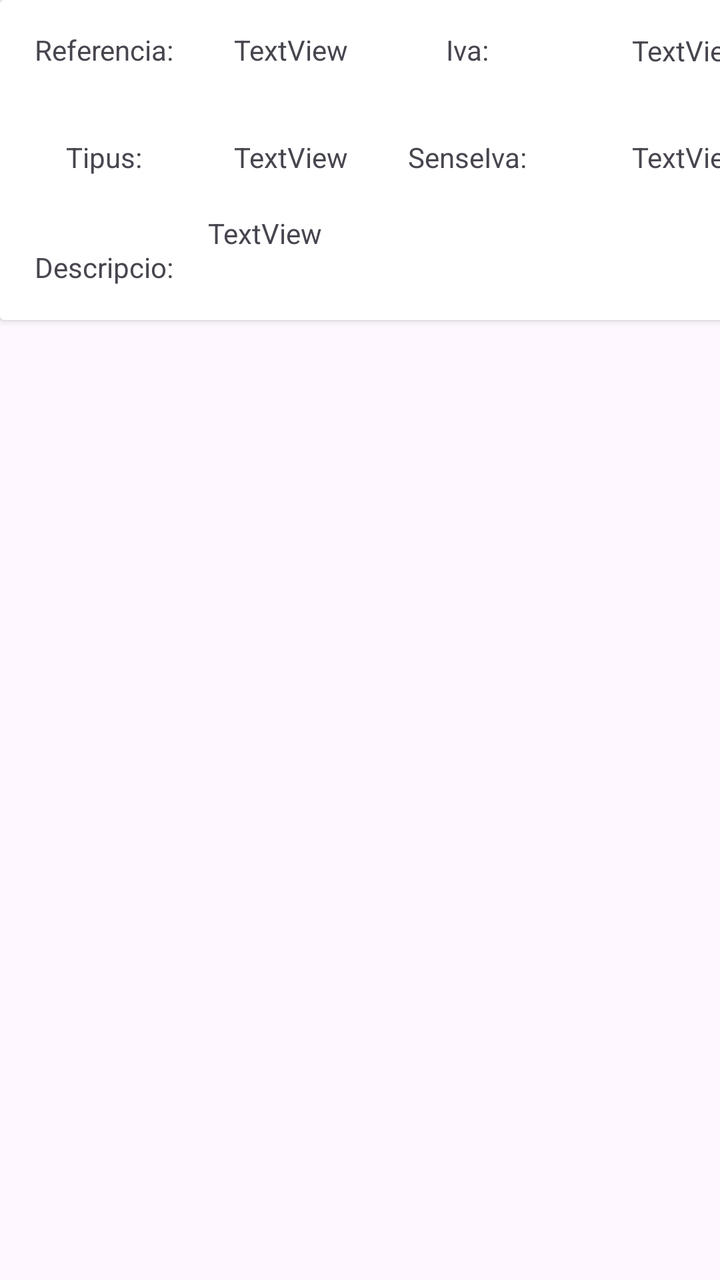
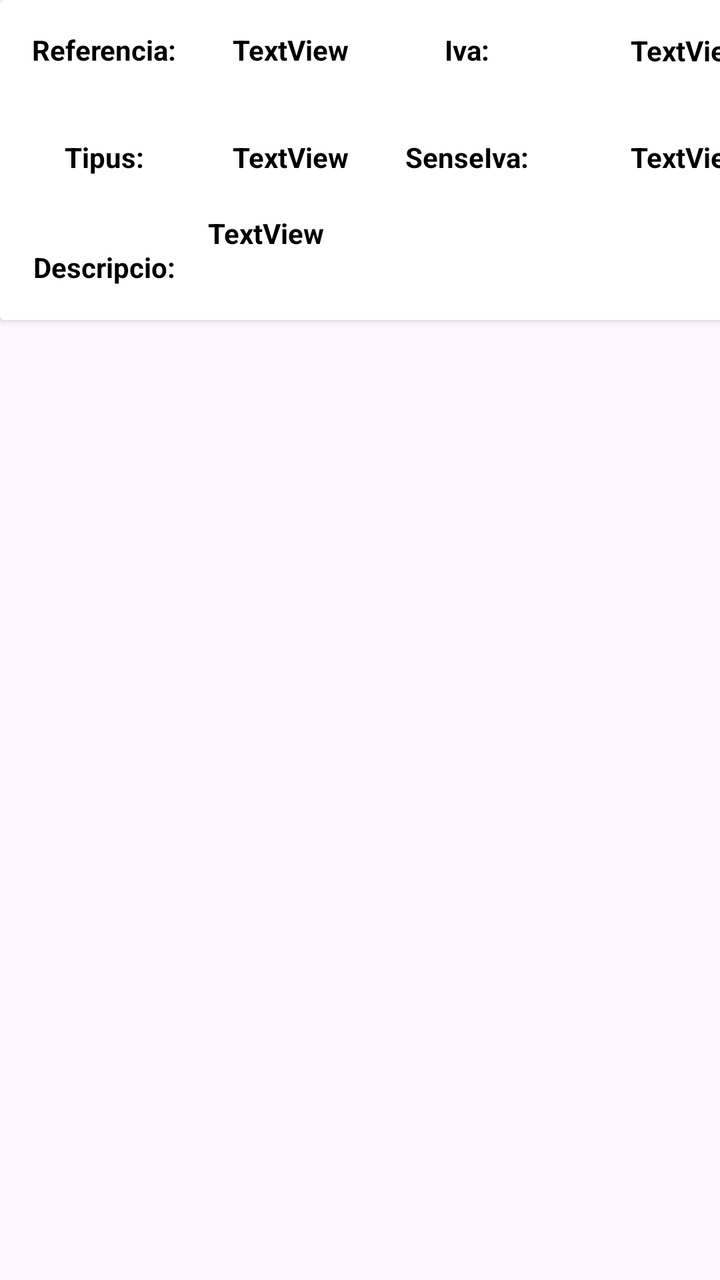

Compare the two renders of this Android layout. The source of the first and the diff that turns it into the second are given below.
<!-- AndroidManifest.xml: application theme Theme.Pizzas2025 -->
<!-- res/layout/lista_row.xml -->
<?xml version="1.0" encoding="utf-8"?>
<LinearLayout xmlns:android="http://schemas.android.com/apk/res/android"
    xmlns:app="http://schemas.android.com/apk/res-auto"
    xmlns:tools="http://schemas.android.com/tools"
    android:layout_width="match_parent"
    android:layout_height="wrap_content">

    <androidx.cardview.widget.CardView
        android:id="@+id/card"
        android:layout_width="409dp"
        android:layout_height="160dp">

        <androidx.constraintlayout.widget.ConstraintLayout
            android:layout_width="match_parent"
            android:layout_height="wrap_content">

            <TextView
                android:id="@+id/Descripcio"
                android:layout_width="0dp"
                android:layout_height="0dp"
                android:text="TextView"
                app:layout_constraintBottom_toBottomOf="parent"
                app:layout_constraintEnd_toStartOf="@+id/guideline5"
                app:layout_constraintHorizontal_bias="0.0"
                app:layout_constraintStart_toEndOf="@+id/tvRef"
                app:layout_constraintTop_toTopOf="@+id/guideline4"
                app:layout_constraintVertical_bias="1.0" />

            <TextView
                android:id="@+id/Tipus"
                android:layout_width="0dp"
                android:layout_height="0dp"
                android:gravity="center"
                android:text="TextView"
                app:layout_constraintBottom_toTopOf="@+id/guideline4"
                app:layout_constraintEnd_toStartOf="@+id/guideline2"
                app:layout_constraintHorizontal_bias="0.0"
                app:layout_constraintStart_toEndOf="@+id/tvRef"
                app:layout_constraintTop_toTopOf="@+id/guideline3"
                app:layout_constraintVertical_bias="1.0" />

            <TextView
                android:id="@+id/tvRef"
                android:layout_width="0dp"
                android:layout_height="0dp"
                android:gravity="center"
                android:text="@string/Nom"
                app:layout_constraintBottom_toTopOf="@+id/guideline3"
                app:layout_constraintEnd_toStartOf="@+id/guideline"
                app:layout_constraintStart_toStartOf="parent"
                app:layout_constraintTop_toTopOf="parent" />

            <TextView
                android:id="@+id/tvTipus"
                android:layout_width="0dp"
                android:layout_height="0dp"
                android:gravity="center"
                android:text="@string/Tipus"
                app:layout_constraintBottom_toTopOf="@+id/guideline4"
                app:layout_constraintEnd_toStartOf="@+id/guideline"
                app:layout_constraintStart_toStartOf="parent"
                app:layout_constraintTop_toTopOf="@+id/guideline3" />

            <TextView
                android:id="@+id/tvDescripcio"
                android:layout_width="0dp"
                android:layout_height="0dp"
                android:gravity="center"
                android:text="@string/Descripcio"
                app:layout_constraintBottom_toBottomOf="parent"
                app:layout_constraintEnd_toStartOf="@+id/guideline"
                app:layout_constraintStart_toStartOf="parent"
                app:layout_constraintTop_toTopOf="@+id/guideline4" />

            <ImageView
                android:id="@+id/Eliminar"
                android:layout_width="66dp"
                android:layout_height="56dp"
                app:layout_constraintBottom_toBottomOf="parent"
                app:layout_constraintEnd_toEndOf="parent"
                app:layout_constraintTop_toTopOf="@+id/guideline4"
                app:layout_constraintVertical_bias="0.0"
                app:srcCompat="@android:drawable/ic_menu_delete" />

            <androidx.constraintlayout.widget.Guideline
                android:id="@+id/guideline"
                android:layout_width="wrap_content"
                android:layout_height="wrap_content"
                android:orientation="vertical"
                app:layout_constraintGuide_begin="104dp" />

            <androidx.constraintlayout.widget.Guideline
                android:id="@+id/guideline2"
                android:layout_width="wrap_content"
                android:layout_height="wrap_content"
                android:orientation="vertical"
                app:layout_constraintGuide_begin="187dp" />

            <androidx.constraintlayout.widget.Guideline
                android:id="@+id/guideline5"
                android:layout_width="wrap_content"
                android:layout_height="wrap_content"
                android:orientation="vertical"
                app:layout_constraintGuide_begin="280dp" />

            <androidx.constraintlayout.widget.Guideline
                android:id="@+id/guideline3"
                android:layout_width="wrap_content"
                android:layout_height="wrap_content"
                android:orientation="horizontal"
                app:layout_constraintGuide_begin="50dp" />

            <androidx.constraintlayout.widget.Guideline
                android:id="@+id/guideline4"
                android:layout_width="wrap_content"
                android:layout_height="wrap_content"
                android:orientation="horizontal"
                app:layout_constraintGuide_begin="107dp" />

            <TextView
                android:id="@+id/tvSenseIva"
                android:layout_width="0dp"
                android:layout_height="0dp"
                android:gravity="center"
                android:text="@string/senseiva"
                app:layout_constraintBottom_toTopOf="@+id/guideline4"
                app:layout_constraintEnd_toStartOf="@+id/guideline5"
                app:layout_constraintHorizontal_bias="0.0"
                app:layout_constraintStart_toStartOf="@+id/guideline2"
                app:layout_constraintTop_toTopOf="@+id/guideline3"
                app:layout_constraintVertical_bias="1.0" />

            <TextView
                android:id="@+id/Referencia"
                android:layout_width="0dp"
                android:layout_height="0dp"
                android:gravity="center"
                android:text="TextView"
                app:layout_constraintBottom_toTopOf="@+id/guideline3"
                app:layout_constraintEnd_toStartOf="@+id/guideline2"
                app:layout_constraintHorizontal_bias="0.0"
                app:layout_constraintStart_toEndOf="@+id/tvRef"
                app:layout_constraintTop_toTopOf="parent"
                app:layout_constraintVertical_bias="1.0" />

            <TextView
                android:id="@+id/tvIva"
                android:layout_width="0dp"
                android:layout_height="0dp"
                android:gravity="center"
                android:text="@string/iva"
                app:layout_constraintBottom_toTopOf="@+id/guideline3"
                app:layout_constraintEnd_toStartOf="@+id/guideline5"
                app:layout_constraintHorizontal_bias="0.0"
                app:layout_constraintStart_toStartOf="@+id/guideline2"
                app:layout_constraintTop_toTopOf="parent"
                app:layout_constraintVertical_bias="1.0" />

            <TextView
                android:id="@+id/iva"
                android:layout_width="wrap_content"
                android:layout_height="wrap_content"
                android:text="TextView"
                app:layout_constraintBottom_toTopOf="@+id/guideline3"
                app:layout_constraintEnd_toEndOf="parent"
                app:layout_constraintStart_toStartOf="@+id/guideline5"
                app:layout_constraintTop_toTopOf="parent" />

            <TextView
                android:id="@+id/sesnseiva"
                android:layout_width="wrap_content"
                android:layout_height="wrap_content"
                android:text="TextView"
                app:layout_constraintBottom_toTopOf="@+id/guideline4"
                app:layout_constraintEnd_toEndOf="parent"
                app:layout_constraintStart_toStartOf="@+id/guideline5"
                app:layout_constraintTop_toTopOf="@+id/guideline3" />
        </androidx.constraintlayout.widget.ConstraintLayout>
    </androidx.cardview.widget.CardView>
</LinearLayout>
<!-- resources referenced by this layout -->
<resources>
  <string name="Descripcio">Descripcio:</string>
  <string name="Nom">Referencia:</string>
  <string name="Tipus">Tipus:</string>
  <string name="iva">Iva:</string>
  <string name="senseiva">SenseIva:</string>
  <style name="Theme.Pizzas2025" parent="Base.Theme.Pizzas2025" />
  <style name="Base.Theme.Pizzas2025" parent="Theme.Material3.DayNight.NoActionBar">
          
          
      </style>
</resources>

<!-- the commit's change to res/layout/lista_row.xml (unified diff, before → after) -->
@@ -19,6 +19,8 @@
                 android:layout_width="0dp"
                 android:layout_height="0dp"
                 android:text="TextView"
+                android:textColor="@color/black"
+                android:textStyle="bold"
                 app:layout_constraintBottom_toBottomOf="parent"
                 app:layout_constraintEnd_toStartOf="@+id/guideline5"
                 app:layout_constraintHorizontal_bias="0.0"
@@ -32,6 +34,8 @@
                 android:layout_height="0dp"
                 android:gravity="center"
                 android:text="TextView"
+                android:textColor="@color/black"
+                android:textStyle="bold"
                 app:layout_constraintBottom_toTopOf="@+id/guideline4"
                 app:layout_constraintEnd_toStartOf="@+id/guideline2"
                 app:layout_constraintHorizontal_bias="0.0"
@@ -45,6 +49,8 @@
                 android:layout_height="0dp"
                 android:gravity="center"
                 android:text="@string/Nom"
+                android:textColor="@color/black"
+                android:textStyle="bold"
                 app:layout_constraintBottom_toTopOf="@+id/guideline3"
                 app:layout_constraintEnd_toStartOf="@+id/guideline"
                 app:layout_constraintStart_toStartOf="parent"
@@ -56,6 +62,8 @@
                 android:layout_height="0dp"
                 android:gravity="center"
                 android:text="@string/Tipus"
+                android:textColor="@color/black"
+                android:textStyle="bold"
                 app:layout_constraintBottom_toTopOf="@+id/guideline4"
                 app:layout_constraintEnd_toStartOf="@+id/guideline"
                 app:layout_constraintStart_toStartOf="parent"
@@ -67,6 +75,8 @@
                 android:layout_height="0dp"
                 android:gravity="center"
                 android:text="@string/Descripcio"
+                android:textColor="@color/black"
+                android:textStyle="bold"
                 app:layout_constraintBottom_toBottomOf="parent"
                 app:layout_constraintEnd_toStartOf="@+id/guideline"
                 app:layout_constraintStart_toStartOf="parent"
@@ -123,6 +133,8 @@
                 android:layout_height="0dp"
                 android:gravity="center"
                 android:text="@string/senseiva"
+                android:textColor="@color/black"
+                android:textStyle="bold"
                 app:layout_constraintBottom_toTopOf="@+id/guideline4"
                 app:layout_constraintEnd_toStartOf="@+id/guideline5"
                 app:layout_constraintHorizontal_bias="0.0"
@@ -136,6 +148,8 @@
                 android:layout_height="0dp"
                 android:gravity="center"
                 android:text="TextView"
+                android:textColor="@color/black"
+                android:textStyle="bold"
                 app:layout_constraintBottom_toTopOf="@+id/guideline3"
                 app:layout_constraintEnd_toStartOf="@+id/guideline2"
                 app:layout_constraintHorizontal_bias="0.0"
@@ -149,6 +163,8 @@
                 android:layout_height="0dp"
                 android:gravity="center"
                 android:text="@string/iva"
+                android:textColor="@color/black"
+                android:textStyle="bold"
                 app:layout_constraintBottom_toTopOf="@+id/guideline3"
                 app:layout_constraintEnd_toStartOf="@+id/guideline5"
                 app:layout_constraintHorizontal_bias="0.0"
@@ -161,6 +177,8 @@
                 android:layout_width="wrap_content"
                 android:layout_height="wrap_content"
                 android:text="TextView"
+                android:textColor="@color/black"
+                android:textStyle="bold"
                 app:layout_constraintBottom_toTopOf="@+id/guideline3"
                 app:layout_constraintEnd_toEndOf="parent"
                 app:layout_constraintStart_toStartOf="@+id/guideline5"
@@ -171,6 +189,8 @@
                 android:layout_width="wrap_content"
                 android:layout_height="wrap_content"
                 android:text="TextView"
+                android:textColor="@color/black"
+                android:textStyle="bold"
                 app:layout_constraintBottom_toTopOf="@+id/guideline4"
                 app:layout_constraintEnd_toEndOf="parent"
                 app:layout_constraintStart_toStartOf="@+id/guideline5"
<!-- resource entries referenced after the edit -->
@@ -1,5 +1,6 @@
 <!-- resources referenced by this layout -->
 <resources>
+  <color name="black">#FF000000</color>
   <string name="Descripcio">Descripcio:</string>
   <string name="Nom">Referencia:</string>
   <string name="Tipus">Tipus:</string>
